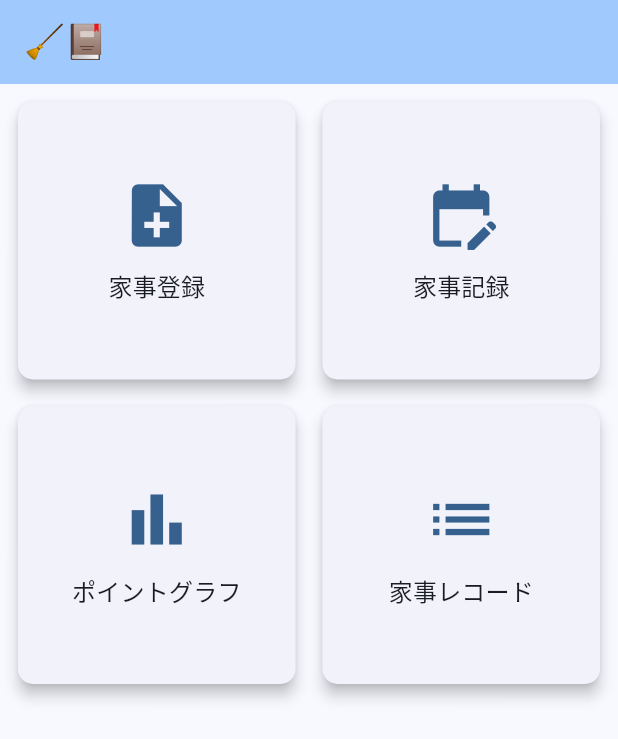
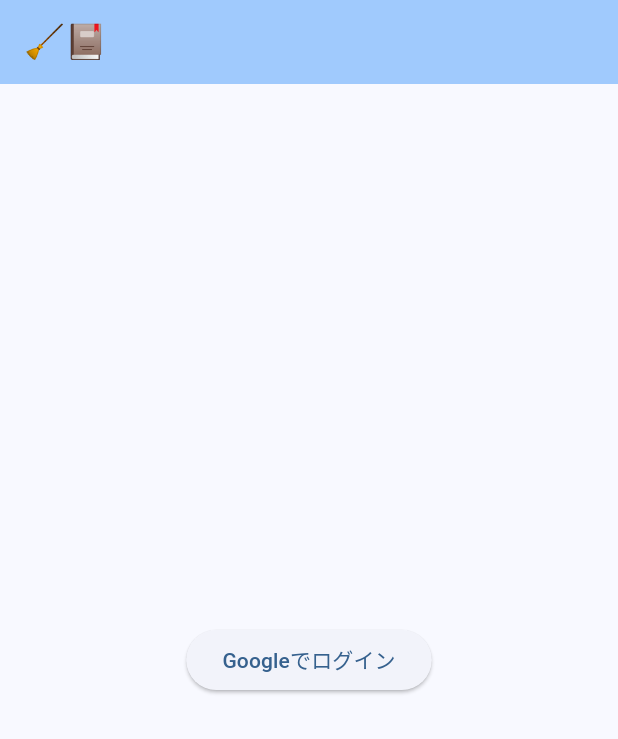
Before and after one commit to otampy3184/kaji-tracker, a Flutter app: the screen it shows after launch, on a phone screen of 412 x 824 dp. Shown: the top 739 px of the screen. Run offline on Flutter 3.47's test engine with Material 3 defaults, Android fonts, the phone set to English and light mode, and no system bars; our stand-ins replace google_sign_in.

Commit message:
Add Login Screen

```diff
--- a/frontend/lib/main.dart
+++ b/frontend/lib/main.dart
@@ -1,5 +1,6 @@
 import 'package:flutter/material.dart';
 import 'views/home_view.dart';
+import 'views/login_view.dart'; // 先ほど作成したログイン画面
 
 void main() {
   runApp(const MyApp());
@@ -17,7 +18,11 @@ class MyApp extends StatelessWidget {
         colorScheme: ColorScheme.fromSeed(seedColor: Colors.blue),
         useMaterial3: true,
       ),
-      home: const HomeView(),
+      initialRoute: '/login',
+      routes: {
+        '/login': (context) => const LoginScreen(),
+        '/home': (context) => const HomeView(),
+      },
     );
   }
 }
--- /dev/null
+++ b/frontend/lib/views/login_view.dart
@@ -0,0 +1,81 @@
+import 'package:flutter/material.dart';
+import 'package:google_sign_in/google_sign_in.dart';
+import 'package:http/http.dart' as http;
+import 'dart:convert';
+import 'home_view.dart';
+
+class LoginScreen extends StatefulWidget {
+  const LoginScreen({Key? key}) : super(key: key);
+
+  @override
+  _LoginScreenState createState() => _LoginScreenState();
+}
+
+class _LoginScreenState extends State<LoginScreen> {
+  final GoogleSignIn _googleSignIn = GoogleSignIn(
+    scopes: ['email'],
+  );
+
+  Future<void> _handleSignIn() async {
+    try {
+      final GoogleSignInAccount? googleUser = await _googleSignIn.signIn();
+      if (googleUser == null) {
+        return;
+      }
+      final GoogleSignInAuthentication googleAuth =
+          await googleUser.authentication;
+
+      final Map<String, dynamic> authData = {
+        'idToken': googleAuth.idToken,
+        'accessToken': googleAuth.accessToken,
+        'email': googleUser.email,
+        'displayName': googleUser.displayName,
+      };
+
+      // とりあえず
+      Navigator.pushReplacement(
+        context,
+        MaterialPageRoute(builder: (context) => const HomeView()),
+      );
+
+      // あとで
+      // final response = await http.post(
+      //   Uri.parse('https://test.com/auth/google'),
+      //   headers: {'Content-Type': 'application/json'},
+      //   body: json.encode(authData),
+      // );
+
+      // if (response.statusCode == 200) {
+      //   Navigator.pushReplacement(
+      //     context,
+      //     MaterialPageRoute(builder: (context) => const HomeView()),
+      //   );
+      // } else {
+      //   ScaffoldMessenger.of(context).showSnackBar(
+      //     const SnackBar(content: Text('認証に失敗しました。')),
+      //   );
+      // }
+    } catch (error) {
+      print(error);
+      ScaffoldMessenger.of(context).showSnackBar(
+        const SnackBar(content: Text('エラーが発生しました。')),
+      );
+    }
+  }
+
+  @override
+  Widget build(BuildContext context) {
+    return Scaffold(
+      appBar: AppBar(
+        title: const Text('🧹📕'),
+        backgroundColor: Theme.of(context).colorScheme.inversePrimary,
+      ),
+      body: Center(
+        child: ElevatedButton(
+          onPressed: _handleSignIn,
+          child: const Text('Googleでログイン'),
+        ),
+      ),
+    );
+  }
+}
```
Also changed, not shown: frontend/pubspec.yaml (+2 -75 lines), frontend/pubspec.lock, 13 other files.
